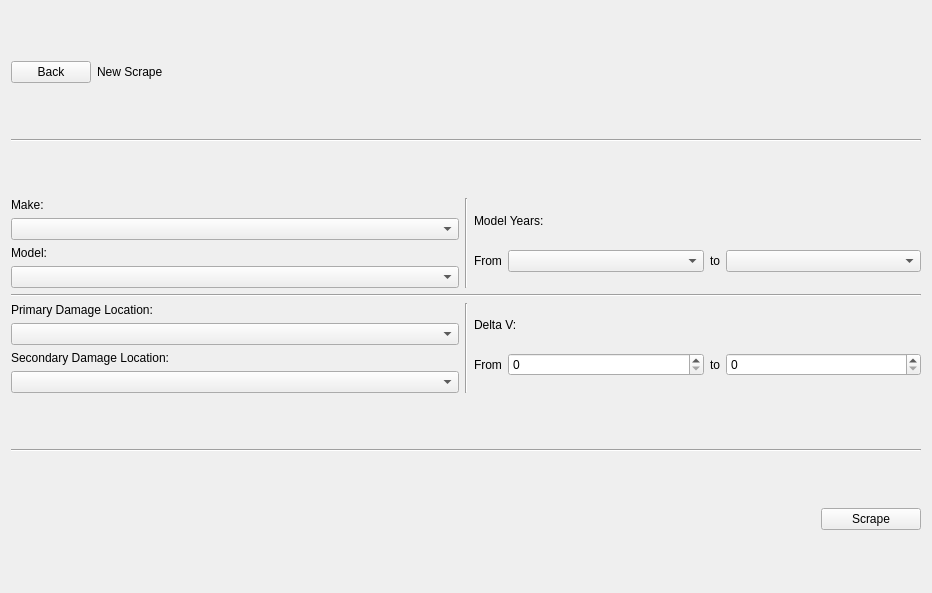
The window that src/app/ui/ScrapeMenu.ui (caden-maxwell/nhtsa-scrape) describes before a commit, drawn with Qt 5.
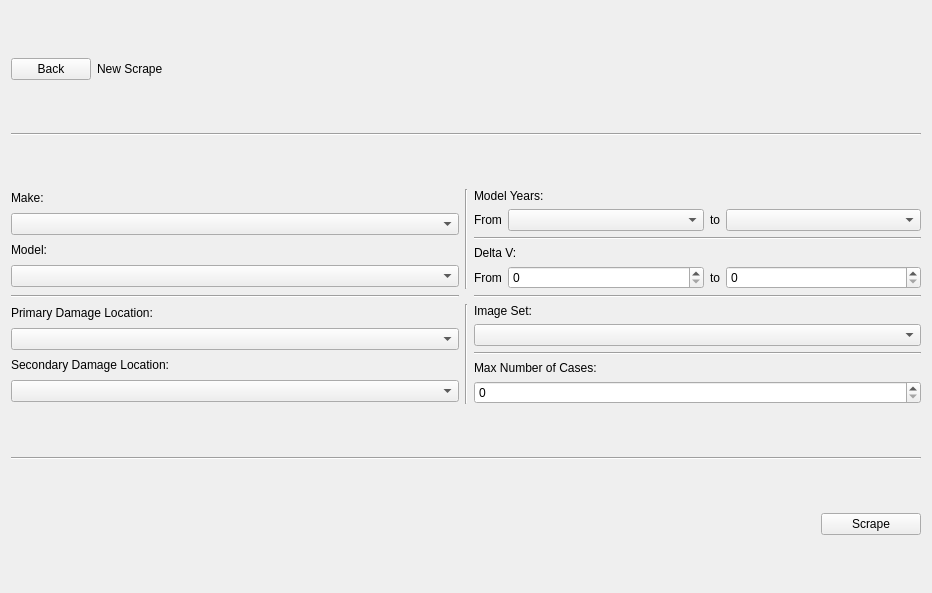
The same window after the commit.

Commit message: Implemented ability to request pages of cases Implemented bracketed rate limiting Implemented case limit and image set limit

What changed in the file:
```diff
--- a/src/app/ui/ScrapeMenu.ui
+++ b/src/app/ui/ScrapeMenu.ui
@@ -53,23 +53,30 @@
    </item>
    <item>
     <layout class="QGridLayout" name="body">
-     <item row="2" column="2">
-      <layout class="QGridLayout" name="deltaLayout">
-       <item row="1" column="0">
-        <widget class="QLabel" name="label_4">
+     <item row="4" column="2">
+      <layout class="QVBoxLayout" name="imageSetLayout">
+       <item>
+        <widget class="QLabel" name="label_10">
          <property name="sizePolicy">
-          <sizepolicy hsizetype="Fixed" vsizetype="Preferred">
+          <sizepolicy hsizetype="Preferred" vsizetype="Fixed">
            <horstretch>0</horstretch>
            <verstretch>0</verstretch>
           </sizepolicy>
          </property>
          <property name="text">
-          <string>From</string>
+          <string>Image Set:</string>
          </property>
         </widget>
        </item>
-       <item row="0" column="0" colspan="4">
-        <widget class="QLabel" name="label_3">
+       <item>
+        <widget class="QComboBox" name="imageSetCombo"/>
+       </item>
+      </layout>
+     </item>
+     <item row="0" column="0" rowspan="3">
+      <layout class="QVBoxLayout" name="vehicleLayout">
+       <item>
+        <widget class="QLabel" name="makeLabel">
          <property name="sizePolicy">
           <sizepolicy hsizetype="Preferred" vsizetype="Fixed">
            <horstretch>0</horstretch>
@@ -77,40 +84,54 @@
           </sizepolicy>
          </property>
          <property name="text">
-          <string>Delta V:</string>
+          <string>Make:</string>
          </property>
         </widget>
        </item>
-       <item row="1" column="2">
-        <widget class="QLabel" name="label_8">
+       <item>
+        <widget class="QComboBox" name="makeCombo">
+         <property name="editable">
+          <bool>false</bool>
+         </property>
+        </widget>
+       </item>
+       <item>
+        <widget class="QLabel" name="modelLabel">
          <property name="sizePolicy">
-          <sizepolicy hsizetype="Fixed" vsizetype="Preferred">
+          <sizepolicy hsizetype="Preferred" vsizetype="Fixed">
            <horstretch>0</horstretch>
            <verstretch>0</verstretch>
           </sizepolicy>
          </property>
          <property name="text">
-          <string>to</string>
+          <string>Model:</string>
          </property>
         </widget>
        </item>
-       <item row="1" column="3">
-        <widget class="QSpinBox" name="dvMaxSpin">
-         <property name="maximum">
-          <number>999999999</number>
+       <item>
+        <widget class="QComboBox" name="modelCombo">
+         <property name="editable">
+          <bool>false</bool>
          </property>
         </widget>
        </item>
-       <item row="1" column="1">
-        <widget class="QSpinBox" name="dvMinSpin">
-         <property name="maximum">
-          <number>999999999</number>
-         </property>
-        </widget>
-       </item>
       </layout>
      </item>
-     <item row="2" column="0">
+     <item row="1" column="2">
+      <widget class="Line" name="line_7">
+       <property name="orientation">
+        <enum>Qt::Horizontal</enum>
+       </property>
+      </widget>
+     </item>
+     <item row="3" column="0">
+      <widget class="Line" name="line_3">
+       <property name="orientation">
+        <enum>Qt::Horizontal</enum>
+       </property>
+      </widget>
+     </item>
+     <item row="4" column="0" rowspan="3">
       <layout class="QVBoxLayout" name="damageLayout">
        <item>
         <widget class="QLabel" name="label">
@@ -154,6 +175,33 @@
        </item>
       </layout>
      </item>
+     <item row="3" column="2">
+      <widget class="Line" name="line_5">
+       <property name="orientation">
+        <enum>Qt::Horizontal</enum>
+       </property>
+      </widget>
+     </item>
+     <item row="6" column="2">
+      <layout class="QVBoxLayout" name="numCasesLayout">
+       <item>
+        <widget class="QLabel" name="label_9">
+         <property name="sizePolicy">
+          <sizepolicy hsizetype="Preferred" vsizetype="Fixed">
+           <horstretch>0</horstretch>
+           <verstretch>0</verstretch>
+          </sizepolicy>
+         </property>
+         <property name="text">
+          <string>Max Number of Cases:</string>
+         </property>
+        </widget>
+       </item>
+       <item>
+        <widget class="QSpinBox" name="casesSpin"/>
+       </item>
+      </layout>
+     </item>
      <item row="0" column="2">
       <layout class="QGridLayout" name="yearsLayout">
        <item row="1" column="2">
@@ -211,30 +259,50 @@
        </item>
       </layout>
      </item>
-     <item row="0" column="0">
-      <layout class="QVBoxLayout" name="vehicleLayout">
-       <item>
-        <widget class="QLabel" name="makeLabel">
+     <item row="2" column="2">
+      <layout class="QGridLayout" name="deltaLayout">
+       <item row="1" column="2">
+        <widget class="QLabel" name="label_8">
          <property name="sizePolicy">
-          <sizepolicy hsizetype="Preferred" vsizetype="Fixed">
+          <sizepolicy hsizetype="Fixed" vsizetype="Preferred">
            <horstretch>0</horstretch>
            <verstretch>0</verstretch>
           </sizepolicy>
          </property>
          <property name="text">
-          <string>Make:</string>
+          <string>to</string>
          </property>
         </widget>
        </item>
-       <item>
-        <widget class="QComboBox" name="makeCombo">
-         <property name="editable">
-          <bool>false</bool>
+       <item row="1" column="0">
+        <widget class="QLabel" name="label_4">
+         <property name="sizePolicy">
+          <sizepolicy hsizetype="Fixed" vsizetype="Preferred">
+           <horstretch>0</horstretch>
+           <verstretch>0</verstretch>
+          </sizepolicy>
          </property>
+         <property name="text">
+          <string>From</string>
+         </property>
         </widget>
        </item>
-       <item>
-        <widget class="QLabel" name="modelLabel">
+       <item row="1" column="3">
+        <widget class="QSpinBox" name="dvMaxSpin">
+         <property name="maximum">
+          <number>999999999</number>
+         </property>
+        </widget>
+       </item>
+       <item row="1" column="1">
+        <widget class="QSpinBox" name="dvMinSpin">
+         <property name="maximum">
+          <number>999999999</number>
+         </property>
+        </widget>
+       </item>
+       <item row="0" column="0" colspan="4">
+        <widget class="QLabel" name="label_3">
          <property name="sizePolicy">
           <sizepolicy hsizetype="Preferred" vsizetype="Fixed">
            <horstretch>0</horstretch>
@@ -242,40 +310,33 @@
           </sizepolicy>
          </property>
          <property name="text">
-          <string>Model:</string>
-         </property>
-        </widget>
-       </item>
-       <item>
-        <widget class="QComboBox" name="modelCombo">
-         <property name="editable">
-          <bool>false</bool>
+          <string>Delta V:</string>
          </property>
         </widget>
        </item>
       </layout>
      </item>
-     <item row="0" column="1">
-      <widget class="Line" name="line_3">
-       <property name="orientation">
-        <enum>Qt::Vertical</enum>
-       </property>
-      </widget>
-     </item>
-     <item row="1" column="0" colspan="3">
-      <widget class="Line" name="line_5">
+     <item row="5" column="2">
+      <widget class="Line" name="line_8">
        <property name="orientation">
         <enum>Qt::Horizontal</enum>
        </property>
       </widget>
      </item>
-     <item row="2" column="1">
+     <item row="4" column="1" rowspan="3">
       <widget class="Line" name="line_4">
        <property name="orientation">
         <enum>Qt::Vertical</enum>
        </property>
       </widget>
      </item>
+     <item row="0" column="1" rowspan="3">
+      <widget class="Line" name="line_6">
+       <property name="orientation">
+        <enum>Qt::Vertical</enum>
+       </property>
+      </widget>
+     </item>
     </layout>
    </item>
    <item>
```
The commit also changes 8 other files.
